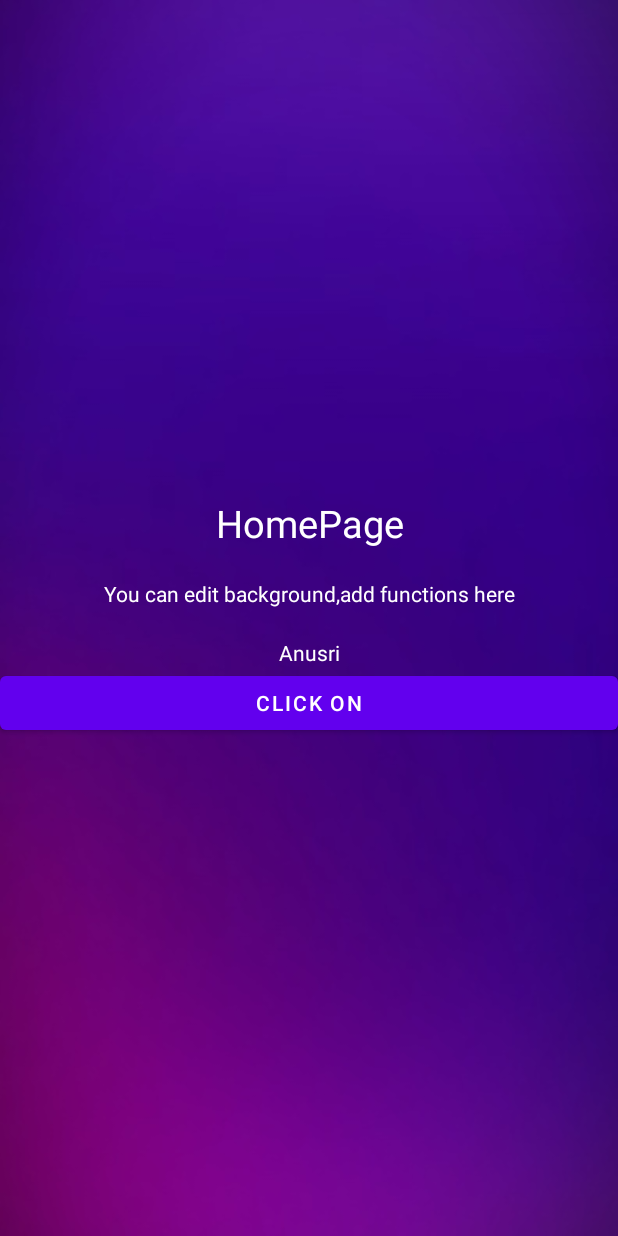
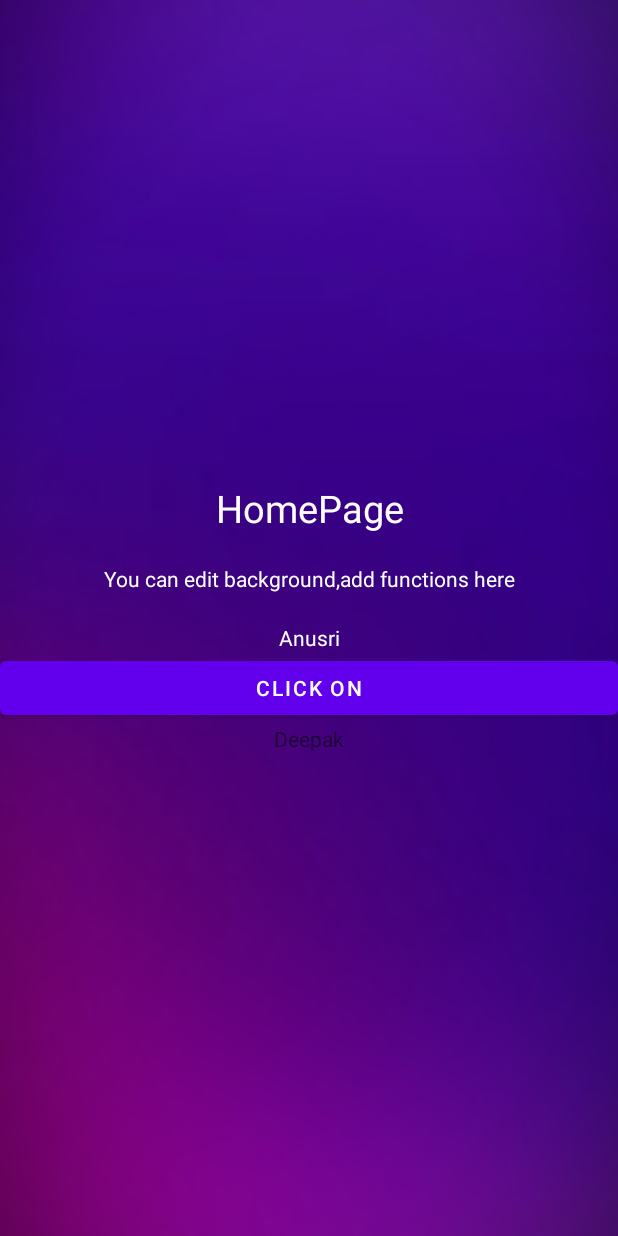
Before and after one commit to nishanthan22/Reverb, an Android app: the screen it shows after launch (HomePage), on a phone screen of 412 x 824 dp. Run offline under Robolectric (Android 15) with nearby library versions, the phone set to English and light mode, and no system bars; Roboto replaces fonts that are not available here.

Commit message:
the changes are done by deepak

```diff
--- a/app/src/main/res/layout/activity_home_page.xml
+++ b/app/src/main/res/layout/activity_home_page.xml
@@ -33,5 +33,9 @@
         android:layout_width="match_parent"
         android:layout_height="wrap_content"
         android:text="Click On"/>
+    <TextView
+        android:layout_width="wrap_content"
+        android:layout_height="wrap_content"
+        android:text="Deepak"/>
 
 </LinearLayout>
```
